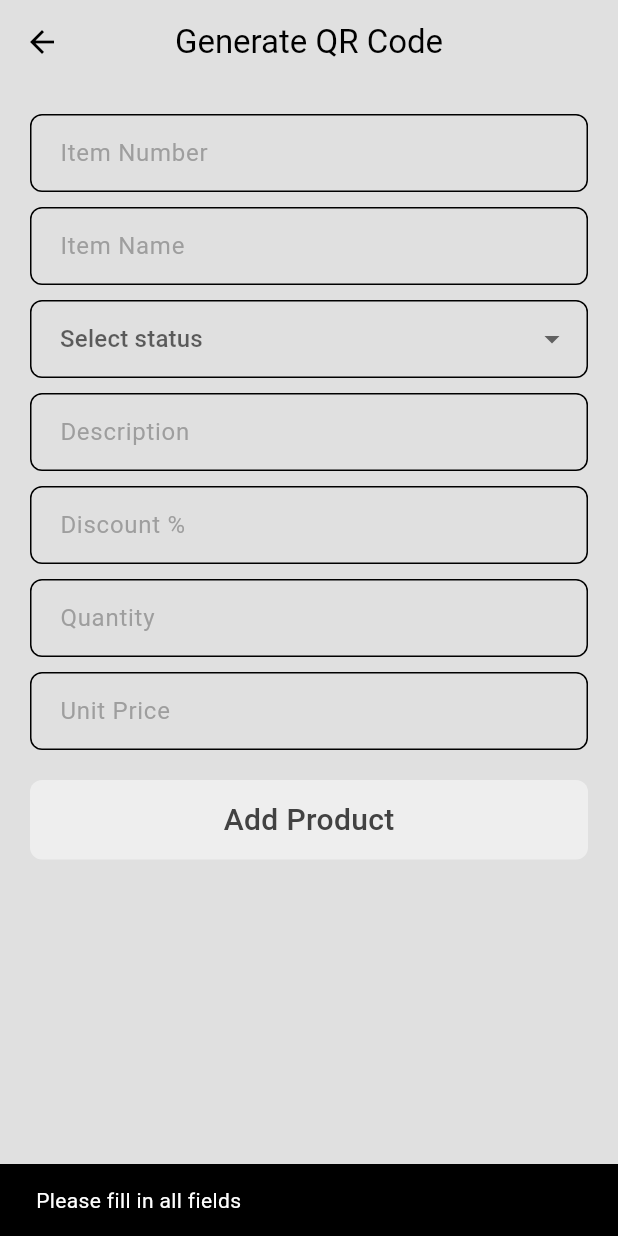
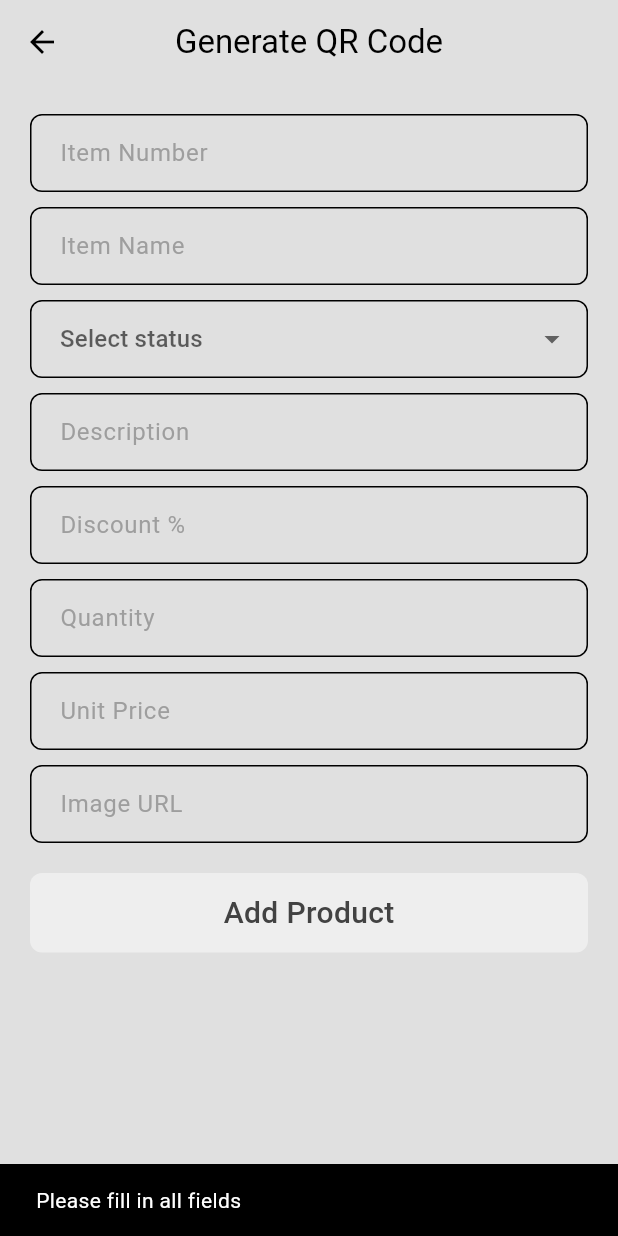
Before and after one commit to extraordinesto/case_study_appdev, a Flutter app: the InGenerateQRCodePage screen opened directly, after a tap on "Add Product", on a phone screen of 412 x 824 dp. Run offline on Flutter 3.47's test engine with Material 3 defaults, Android fonts, the phone set to English and light mode, and no system bars; our stand-ins replace fluttertoast, get, qr_flutter; missing offline and left inert: mobile_scanner; network calls fail.

Commit message:
Adding Image from internet

```diff
--- a/lib/home/display_product.dart
+++ b/lib/home/display_product.dart
@@ -57,7 +57,9 @@ class _DisplayProductState extends State<DisplayProduct> {
           final id = item["itemNumber"] ?? "0";
           final imagePath = item["imageURL"] ?? "placeholder.jpg";
           final imageUrl =
-              "http://192.168.100.4/Advance_IMS/data/item_images/$id/${Uri.encodeComponent(imagePath)}";
+              imagePath.startsWith('http')
+                  ? imagePath
+                  : "http://192.168.100.4/Advance_IMS/data/item_images/$id/${Uri.encodeComponent(imagePath)}";
           final itemName = item["itemName"] ?? "Item";
           final stock = item["stock"] ?? "1 pc (500gm)";
           final price = item["unitPrice"] ?? "0";
--- a/lib/home/in_generateqr.dart
+++ b/lib/home/in_generateqr.dart
@@ -18,6 +18,7 @@ class _GenerateQRCodePageState extends State<InGenerateQRCodePage> {
   final TextEditingController unitPriceController = TextEditingController();
   final TextEditingController descriptionController = TextEditingController();
   final TextEditingController statusController = TextEditingController();
+  final TextEditingController imageURLController = TextEditingController();
 
   String? qrData;
   String transactionType = 'IN';
@@ -32,6 +33,7 @@ class _GenerateQRCodePageState extends State<InGenerateQRCodePage> {
       "unitPrice": unitPriceController.text,
       "status": statusController.text,
       "description": descriptionController.text,
+      "imageURL": imageURLController.text,
       "type": transactionType,
     };
 
@@ -50,6 +52,7 @@ class _GenerateQRCodePageState extends State<InGenerateQRCodePage> {
         unitPriceController.clear();
         statusController.clear();
         descriptionController.clear();
+        imageURLController.clear();
       });
     }
   }
@@ -159,6 +162,17 @@ class _GenerateQRCodePageState extends State<InGenerateQRCodePage> {
                 validator: (val) => val == "" ? "Required" : null,
                 isObsecure: false,
                 keyboardType: TextInputType.number,
+                prefixicon: null,
+                suffixIcon: null,
+                enabled: true,
+              ),
+              SizedBox(height: 10),
+              MyTextField(
+                hintText: "Image URL",
+                controller: imageURLController,
+                validator: (val) => val == "" ? "Required" : null,
+                isObsecure: false,
+                keyboardType: null,
                 prefixicon: null,
                 suffixIcon: null,
                 enabled: true,
```
